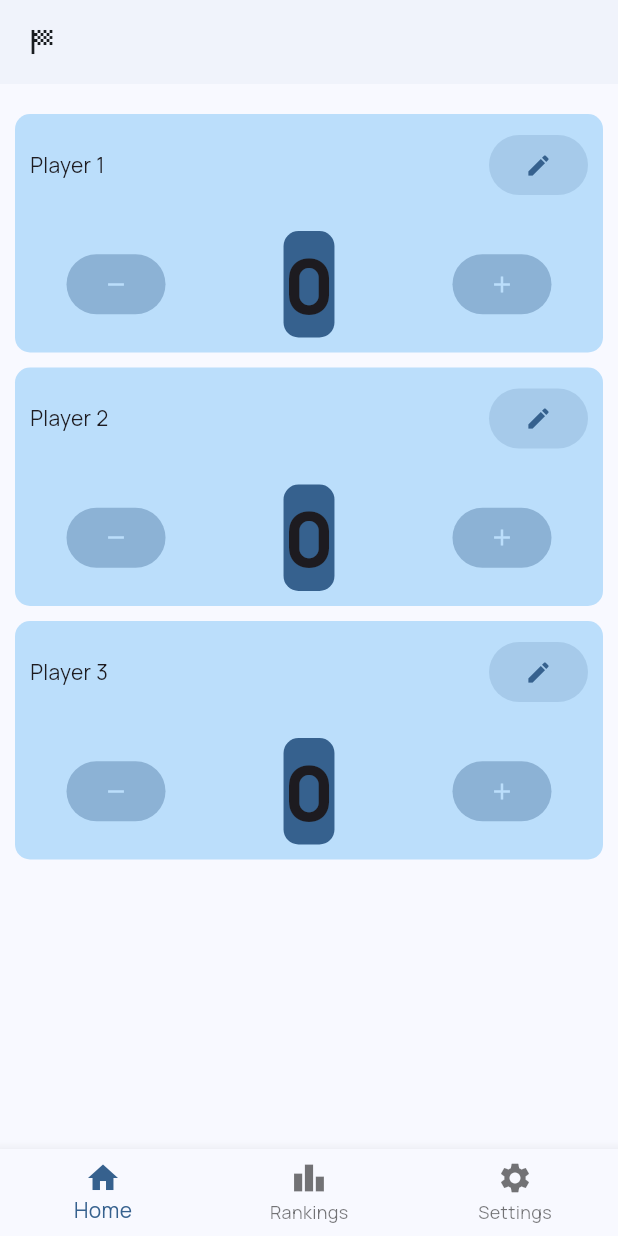
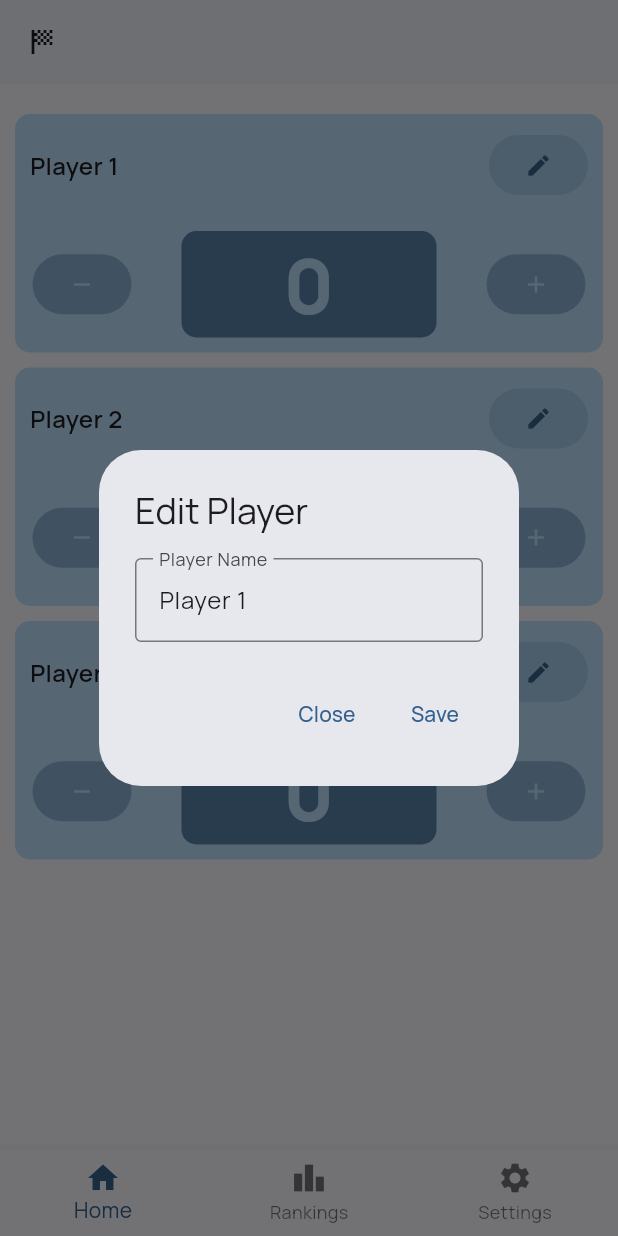
Before and after one commit to Zadigo/myscores, a Flutter app: the screen it shows after launch, after a tap on the "edit" icon, on a phone screen of 412 x 824 dp. Run offline on Flutter 3.47's test engine with Material 3 defaults, Android fonts, the phone set to English and light mode, and no system bars; our stand-ins replace bloc, flutter_bloc, google_fonts.

Commit message:
Improve cubit
Co-authored-by: Copilot <copilot@github.com>

```diff
--- a/simplescoring/lib/pages/home/index_page.dart
+++ b/simplescoring/lib/pages/home/index_page.dart
@@ -2,10 +2,18 @@ import 'package:flutter/material.dart';
 import 'package:flutter_bloc/flutter_bloc.dart';
 import 'package:simplescoring/models/player.dart';
 import 'package:simplescoring/providers/scores_cubit.dart';
+import 'package:simplescoring/utils/players/edit_player_dialog.dart';
 import 'package:simplescoring/utils/players/score_card.dart';
 
 class IndexPage extends StatelessWidget {
   const IndexPage({super.key});
+
+  Future<void> _onEdit(BuildContext parentContext, Player player) async {
+    await showDialog(
+      context: parentContext,
+      builder: (context) => EditPlayerDialog(player: player, parentContext: parentContext),
+    );
+  }
 
   @override
   Widget build(BuildContext context) {
@@ -15,7 +23,7 @@ class IndexPage extends StatelessWidget {
           padding: const EdgeInsets.only(top: 10, left: 10, right: 10),
           itemCount: players.length,
           itemBuilder: (context, index) {
-            return ScoreCard(player: players[index]);
+            return ScoreCard(player: players[index], onEdit: (context) => _onEdit(context, players[index]));
           },
         );
       },
--- a/simplescoring/lib/providers/scores_cubit.dart
+++ b/simplescoring/lib/providers/scores_cubit.dart
@@ -85,4 +85,13 @@ class ScoresCubit extends Cubit<List<Player>> {
       log('ScoresCubit decrement: player = ${player.name}, score = ${player.score}');
     }
   }
+
+  void editPlayerName(String oldName, String newName) {
+    final player = getPlayerByName(oldName);
+
+    if (player != null) {
+      player.name = newName;
+      emit(List.from(state));
+    }
+  }
 }
--- /dev/null
+++ b/simplescoring/lib/utils/players/edit_player_dialog.dart
@@ -0,0 +1,68 @@
+import 'package:flutter/material.dart';
+import 'package:flutter_bloc/flutter_bloc.dart';
+import 'package:simplescoring/models/player.dart';
+import 'package:simplescoring/providers/scores_cubit.dart';
+
+class EditPlayerDialog extends StatefulWidget {
+  final Player player;
+  final BuildContext parentContext;
+
+  const EditPlayerDialog({super.key, required this.player, required this.parentContext});
+
+  @override
+  State<EditPlayerDialog> createState() => _EditPlayerDialogState();
+}
+
+class _EditPlayerDialogState extends State<EditPlayerDialog> {
+  @override
+  void initState() {
+    super.initState();
+    _controller = TextEditingController(text: widget.player.name);
+  }
+
+  @override
+  void dispose() {
+    _controller.dispose();
+    super.dispose();
+  }
+
+  late TextEditingController _controller;
+
+  @override
+  Widget build(BuildContext context) {
+    final ScoresCubit scoresCubit = BlocProvider.of<ScoresCubit>(widget.parentContext);
+
+    return AlertDialog(
+      title: Text('Edit Player'),
+      content: Column(
+        mainAxisSize: MainAxisSize.min,
+        children: [
+          TextField(
+            controller: _controller,
+            onSubmitted: (value) {
+              scoresCubit.editPlayerName(widget.player.name, value);
+              Navigator.of(context).pop();
+            },
+            decoration: InputDecoration(
+              border: OutlineInputBorder(),
+              labelText: 'Player Name',
+            ),
+          )
+        ],
+      ),
+      actions: [
+        TextButton(
+          onPressed: () => Navigator.of(context).pop(),
+          child: Text('Close'),
+        ),
+        TextButton(
+          onPressed: () {
+            scoresCubit.editPlayerName(widget.player.name, _controller.text);
+            Navigator.of(context).pop();
+          },
+          child: Text('Save'),
+        ),
+      ],
+    );
+  }
+}
--- a/simplescoring/lib/utils/players/score_card.dart
+++ b/simplescoring/lib/utils/players/score_card.dart
@@ -7,10 +7,12 @@ import 'package:simplescoring/utils/players/score_display.dart';
 
 class ScoreCard extends StatelessWidget {
   final Player? player;
+  final void Function(BuildContext)? onEdit;
 
   const ScoreCard({
     super.key,
-    required this.player
+    required this.player,
+    required this.onEdit,
   });
 
   @override
@@ -32,14 +34,18 @@ class ScoreCard extends StatelessWidget {
         child: Column(
           mainAxisAlignment: MainAxisAlignment.center,
           children: [
+            // Player name
             Padding(
               padding: const EdgeInsets.all(10.0),
               child: Row(
                 mainAxisAlignment: MainAxisAlignment.spaceBetween,
                 children: [
-                  Text(player?.name ?? ''),
+                  Text(
+                    player?.name ?? '',
+                    style: TextStyle(fontWeight: FontWeight.w600, fontSize: 16),
+                  ),
                   ElevatedButton(
-                    onPressed: () {},
+                    onPressed: () => onEdit?.call(context),
                     style: ElevatedButton.styleFrom(
                       backgroundColor: theme.primaryColor.withAlpha(40),
                       shadowColor: Colors.transparent,
@@ -49,6 +55,8 @@ class ScoreCard extends StatelessWidget {
                 ],
               ),
             ),
+
+            // Actions
             Flex(
               direction: Axis.horizontal,
               mainAxisAlignment: MainAxisAlignment.spaceAround,
--- a/simplescoring/lib/utils/players/score_display.dart
+++ b/simplescoring/lib/utils/players/score_display.dart
@@ -20,13 +20,15 @@ class ScoreDisplay extends StatelessWidget {
     return Padding(
       padding: const EdgeInsets.all(10.0),
       child: Container(
+        width: 170,
         decoration: BoxDecoration(
-          color: theme.primaryColor,
+          color: theme.primaryColor.withAlpha(700),
           borderRadius: BorderRadius.circular(10),
         ),
         child: Text(
           '$score',
-          style: TextStyle(fontSize: 50, fontWeight: FontWeight.w800),
+          textAlign: TextAlign.center,
+          style: TextStyle(fontSize: 50, fontWeight: FontWeight.w800, color: theme.primaryColorLight),
         ),
       ),
     );
```
